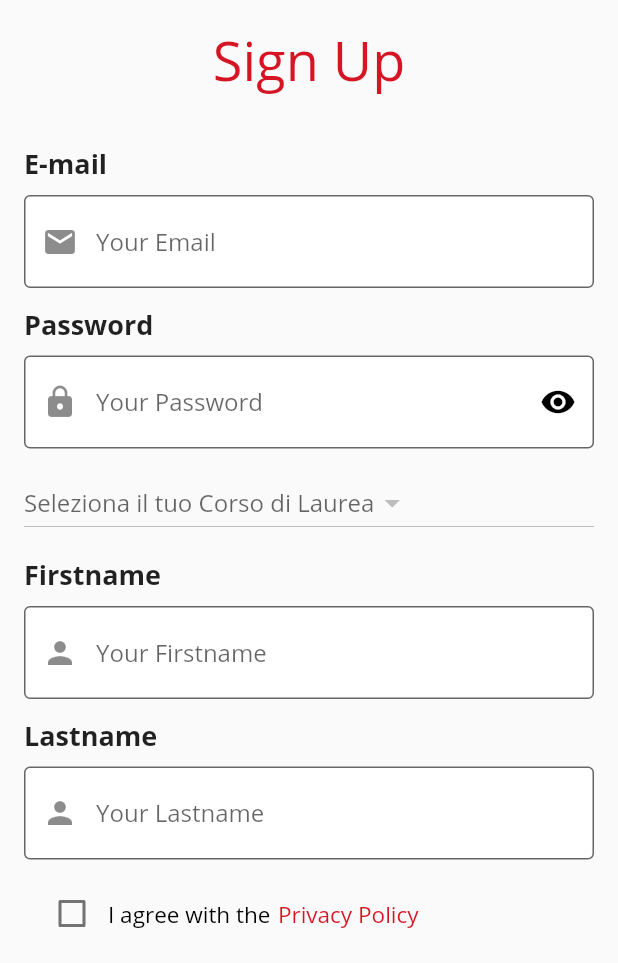
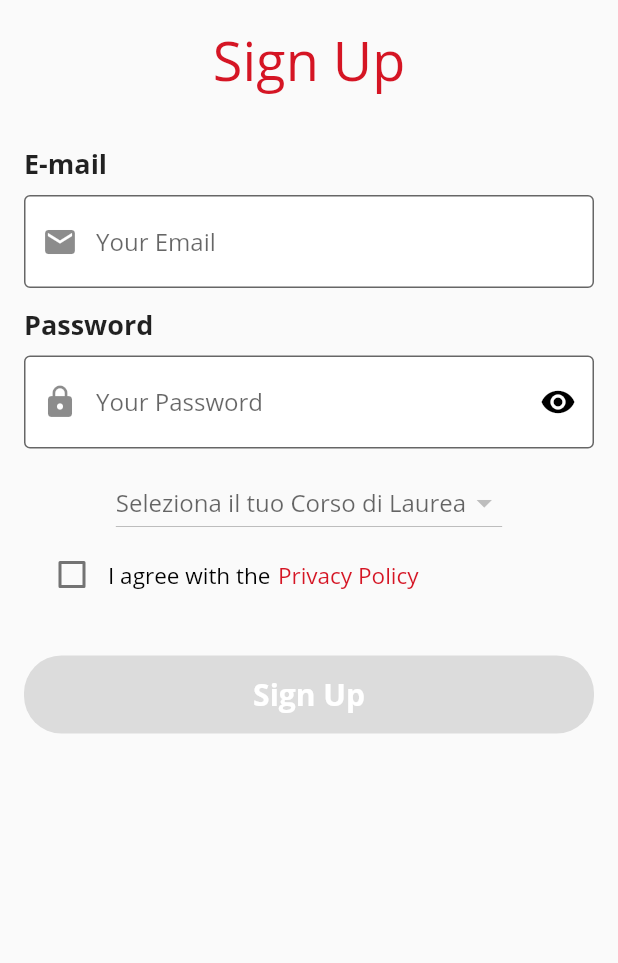
Before and after one commit to John-Hundred/Etutoring, a Flutter app: the Signup screen opened directly, on a phone screen of 412 x 824 dp, the part 273-1236 px from its top. Run offline on Flutter 3.47's test engine with Material 2 defaults, Android fonts, the phone set to English and light mode, and no system bars; our stand-ins replace carousel_slider, email_validator, flutter_secure_storage, scrollable_positioned_list; missing offline and left inert: move_to_background; accounts and stored records are empty; network calls fail.

Commit message:
fix sign in

```diff
--- a/lib/screens/signup.dart
+++ b/lib/screens/signup.dart
@@ -183,7 +183,8 @@ class _SignupState extends State<Signup> {
                         builder:
                             (BuildContext context, AsyncSnapshot snapshot) {
                           return snapshot.hasData
-                              ? Container(
+                              ? Center(
+                                  child: Container(
                                   child: DropdownButton<String>(
                                     hint: Text(dropDownValue ??
                                         'Seleziona il tuo Corso di Laurea'),
@@ -206,19 +207,25 @@ class _SignupState extends State<Signup> {
                                       });
                                     },
                                   ),
-                                )
+                                ))
                               : Container(
                                   child: Center(
-                                    child: Text('Loading...'),
+                                    child: SizedBox(
+                                      child: CircularProgressIndicator(
+                                          backgroundColor:
+                                              ArgonColors.redUnito),
+                                      width: 60,
+                                      height: 60,
+                                    ),
                                   ),
                                 );
                         },
                       ),
-                      const SizedBox(height: 12),
+                      /*const SizedBox(height: 12),
                       buildFistname(),
                       const SizedBox(height: 12),
                       buildLastname(),
-                      const SizedBox(height: 12),
+                      const SizedBox(height: 12),*/
                       Padding(
                         padding:
                             const EdgeInsets.only(left: 8.0, top: 0, bottom: 0),
```
